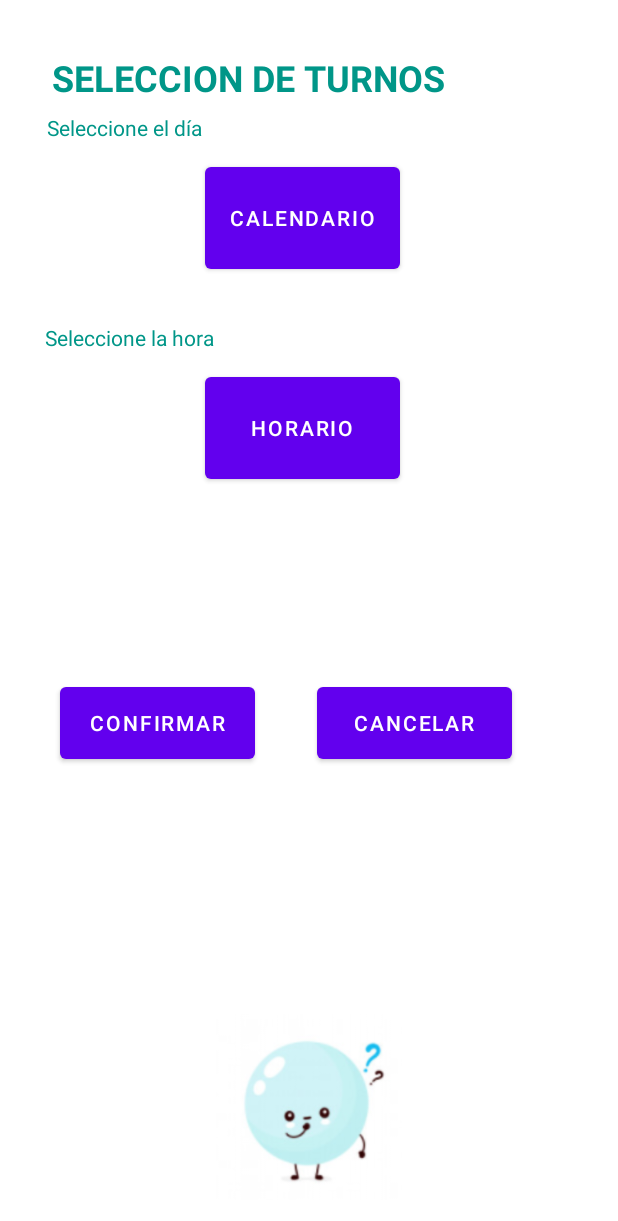
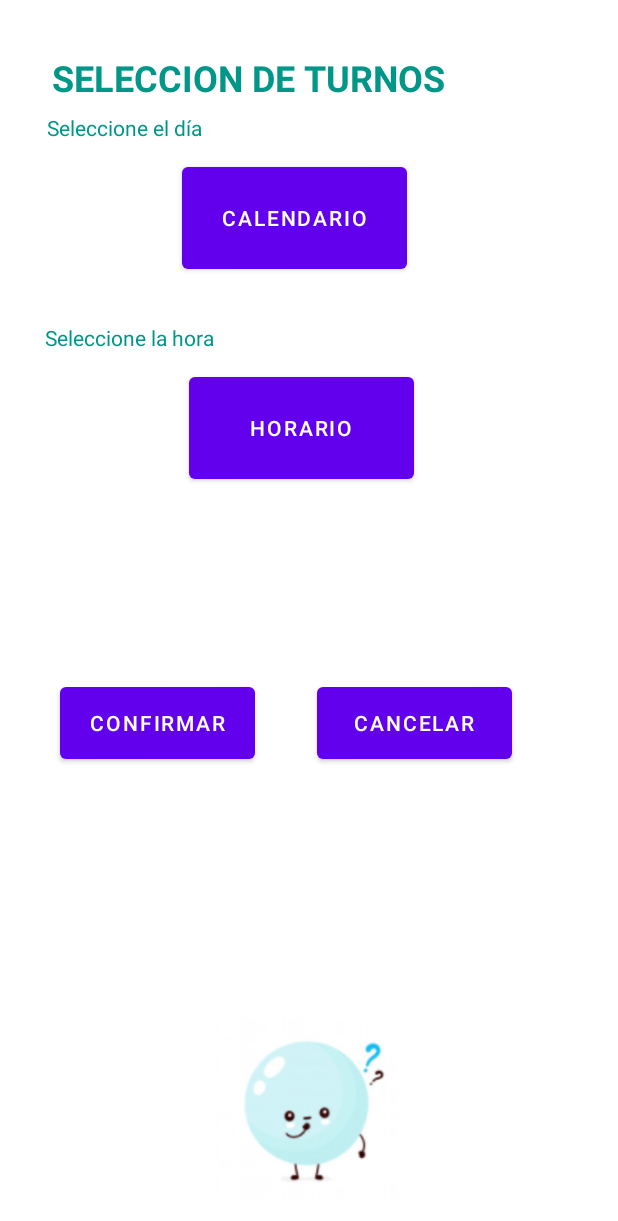
Before and after one commit to bibianabossio/PeluqueriaADomicilio, an Android app: the FormularioTurno screen opened directly, with no data from a screen before it, on a phone screen of 412 x 824 dp. Shown: the top 1221 px of the screen. Run offline under Robolectric (Android 15) with nearby library versions, the phone set to English and light mode, and no system bars.

Commit message:
9.5 16:21 ajuste final

```diff
--- a/app/src/main/res/layout/activity_formulario_turno.xml
+++ b/app/src/main/res/layout/activity_formulario_turno.xml
@@ -75,12 +75,12 @@
 
     <Button
         android:id="@+id/button"
-        android:layout_width="130dp"
+        android:layout_width="150dp"
         android:layout_height="80dp"
-        android:layout_marginStart="60dp"
-        android:layout_marginLeft="60dp"
-        android:layout_marginEnd="60dp"
-        android:layout_marginRight="60dp"
+        android:layout_marginStart="40dp"
+        android:layout_marginLeft="40dp"
+        android:layout_marginEnd="50dp"
+        android:layout_marginRight="50dp"
         android:onClick="abrirCalendario"
         android:text="@string/calendario"
         android:textAllCaps="false"
@@ -109,12 +109,12 @@
 
     <Button
         android:id="@+id/button2"
-        android:layout_width="130dp"
+        android:layout_width="150dp"
         android:layout_height="80dp"
-        android:layout_marginStart="60dp"
-        android:layout_marginLeft="60dp"
-        android:layout_marginEnd="60dp"
-        android:layout_marginRight="60dp"
+        android:layout_marginStart="40dp"
+        android:layout_marginLeft="40dp"
+        android:layout_marginEnd="40dp"
+        android:layout_marginRight="40dp"
         android:onClick="abrirHora"
         android:text="@string/horario"
         android:textAllCaps="false"
```
